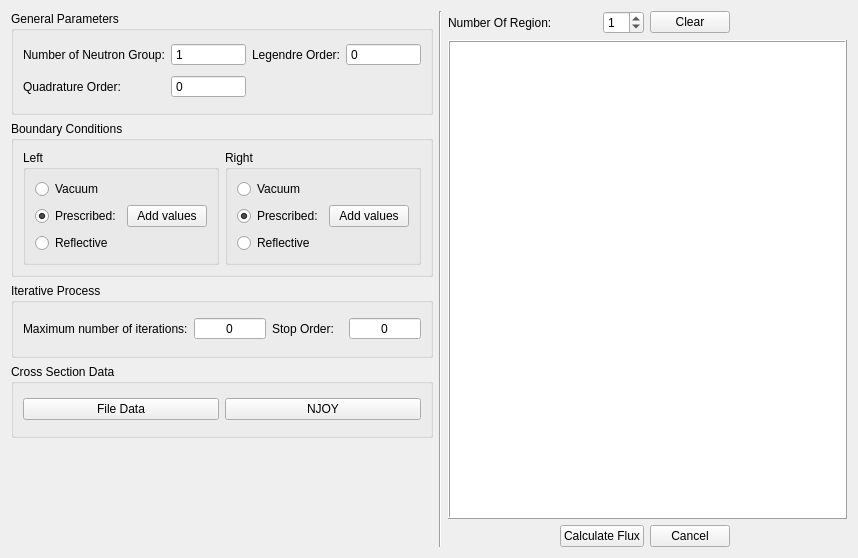
simasvidalino/NeutronFluxCalculation, file Interface/CalFluxNeutron/RegionInputData.ui: the form before one commit.
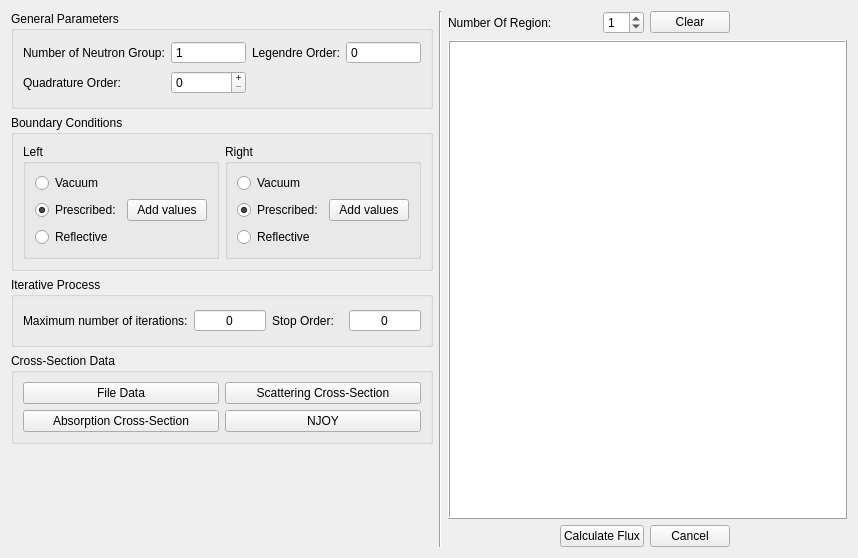
The form after the commit.

Diff of the .ui file:
```diff
--- a/Interface/CalFluxNeutron/RegionInputData.ui
+++ b/Interface/CalFluxNeutron/RegionInputData.ui
@@ -49,8 +49,17 @@
       </item>
       <item row="1" column="1">
        <widget class="QSpinBox" name="spinBoxQuadratureOrder">
+        <property name="readOnly">
+         <bool>false</bool>
+        </property>
         <property name="buttonSymbols">
-         <enum>QAbstractSpinBox::NoButtons</enum>
+         <enum>QAbstractSpinBox::ButtonSymbols::PlusMinus</enum>
+        </property>
+        <property name="keyboardTracking">
+         <bool>false</bool>
+        </property>
+        <property name="maximum">
+         <number>100</number>
         </property>
         <property name="singleStep">
          <number>2</number>
@@ -77,9 +86,16 @@
    <item row="4" column="0">
     <widget class="QGroupBox" name="groupBoxCrosSection">
      <property name="title">
-      <string>Cross Section Data</string>
+      <string>Cross-Section Data</string>
      </property>
      <layout class="QGridLayout" name="gridLayout">
+      <item row="1" column="0">
+       <widget class="QPushButton" name="pushButtonAb">
+        <property name="text">
+         <string>Absorption Cross-Section</string>
+        </property>
+       </widget>
+      </item>
       <item row="0" column="0">
        <widget class="QPushButton" name="pushButtonCreateCrossSection">
         <property name="text">
@@ -88,6 +104,13 @@
        </widget>
       </item>
       <item row="0" column="1">
+       <widget class="QPushButton" name="pushButton_2">
+        <property name="text">
+         <string>Scattering Cross-Section</string>
+        </property>
+       </widget>
+      </item>
+      <item row="1" column="1">
        <widget class="QPushButton" name="pushButtonNJOY">
         <property name="text">
          <string>NJOY</string>
```
Left out of the diff: 22 changed lines with no effect on the pictures.
